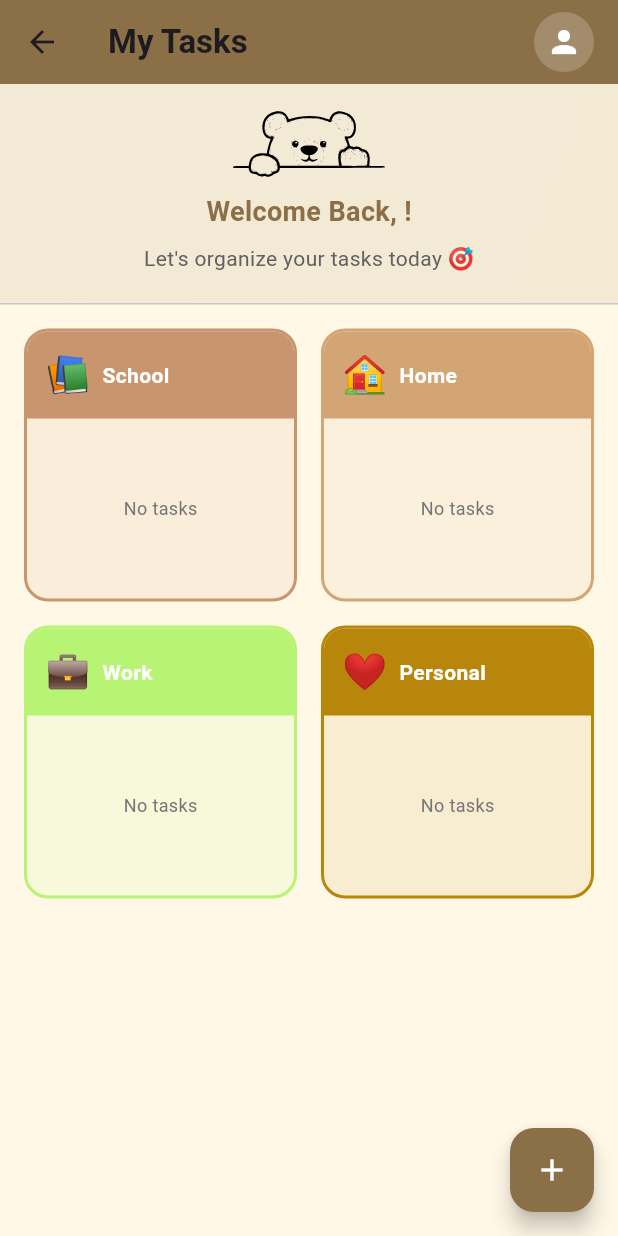
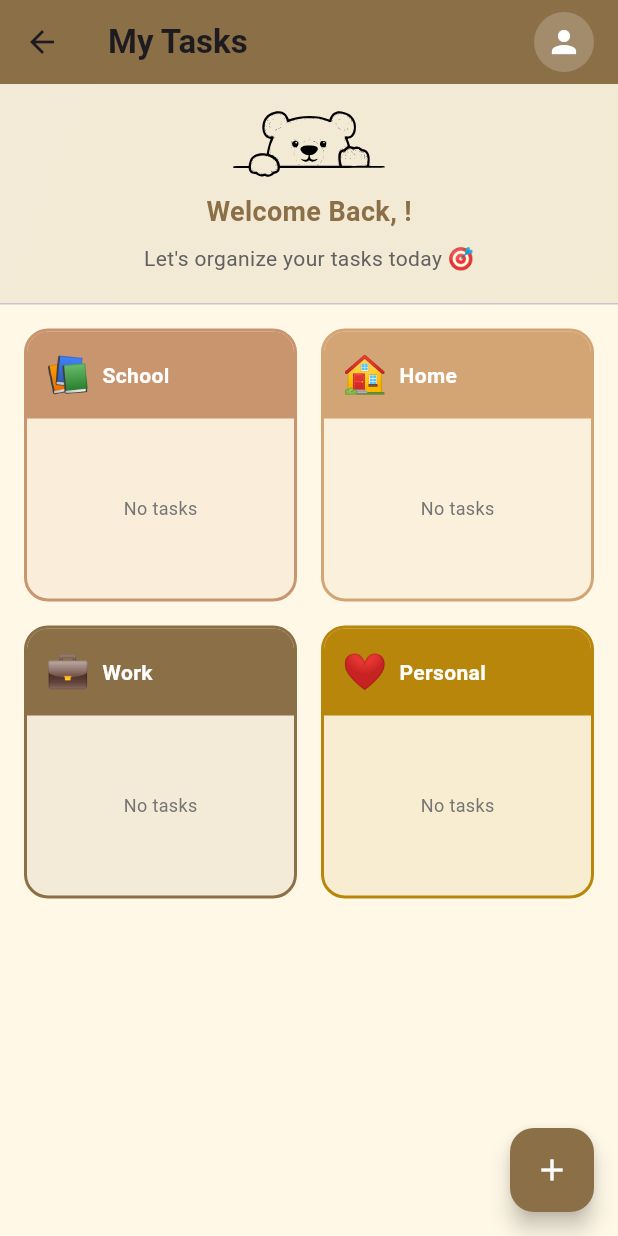
Before and after one commit to Valentzyy/Joey-, a Flutter app: the HomePage screen opened by its route, on a phone screen of 412 x 824 dp. Run offline on Flutter 3.47's test engine with Material 3 defaults, Android fonts, the phone set to English and light mode, and no system bars; our stand-ins replace firebase_auth, firebase_core, flutter_svg, shared_preferences; accounts and stored records are empty.

```diff
--- a/lib/screens/home_page.dart
+++ b/lib/screens/home_page.dart
@@ -20,7 +20,7 @@ class _HomePageState extends State<HomePage> {
   final List<CategoryItem> categories = const [
     CategoryItem(id: '1', name: 'School', emoji: '📚', colorValue: 0xFFC8956E),
     CategoryItem(id: '2', name: 'Home', emoji: '🏠', colorValue: 0xFFD4A574),
-    CategoryItem(id: '3', name: 'Work', emoji: '💼', colorValue: 0xFF8B6F470),
+    CategoryItem(id: '3', name: 'Work', emoji: '💼', colorValue: 0xFF8B6F47),
     CategoryItem(id: '4', name: 'Personal', emoji: '❤️', colorValue: 0xFFB8860B),
   ];
 
```
